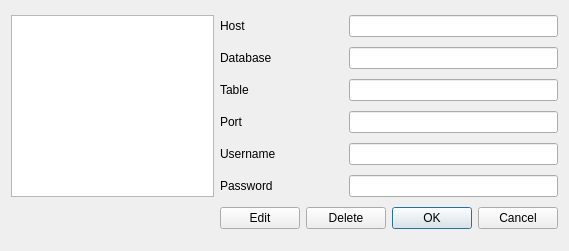
The window that ui/connections.ui (AeroNotix/freepoint) describes before a commit, drawn with Qt 5.
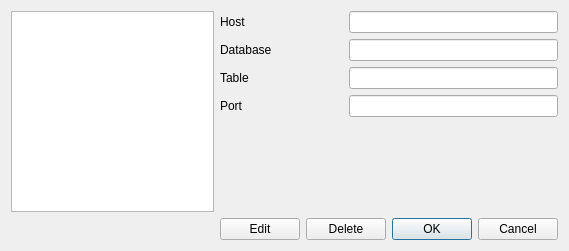
The same window after the commit. Icons and pictures are not drawn.

Commit message: Started work on the ItemDelegate class to parse and use the metadata associated with tables

Diff of the .ui file:
```diff
--- a/ui/connections.ui
+++ b/ui/connections.ui
@@ -18,7 +18,7 @@
     <normaloff>:/address-book-new</normaloff>:/address-book-new</iconset>
   </property>
   <layout class="QGridLayout" name="gridLayout">
-   <item row="0" column="0" rowspan="6">
+   <item row="0" column="0" rowspan="5">
     <widget class="QListWidget" name="listWidget"/>
    </item>
    <item row="0" column="1">
@@ -73,40 +73,14 @@
    <item row="3" column="3" colspan="2">
     <widget class="QLineEdit" name="txt_port"/>
    </item>
-   <item row="4" column="1" colspan="2">
-    <widget class="QLabel" name="label_5">
-     <property name="text">
-      <string>Username</string>
-     </property>
-     <property name="buddy">
-      <cstring>txt_username</cstring>
-     </property>
-    </widget>
-   </item>
-   <item row="4" column="3" colspan="2">
-    <widget class="QLineEdit" name="txt_username"/>
-   </item>
-   <item row="5" column="1" colspan="2">
-    <widget class="QLabel" name="label_6">
-     <property name="text">
-      <string>Password</string>
-     </property>
-     <property name="buddy">
-      <cstring>txt_password</cstring>
-     </property>
-    </widget>
-   </item>
-   <item row="5" column="3" colspan="2">
-    <widget class="QLineEdit" name="txt_password"/>
-   </item>
-   <item row="6" column="2" colspan="2">
+   <item row="5" column="2" colspan="2">
     <widget class="QPushButton" name="btn_deleteRow">
      <property name="text">
       <string>Delete</string>
      </property>
     </widget>
    </item>
-   <item row="6" column="4">
+   <item row="5" column="4">
     <widget class="QDialogButtonBox" name="buttonBox">
      <property name="orientation">
       <enum>Qt::Horizontal</enum>
@@ -116,7 +90,7 @@
      </property>
     </widget>
    </item>
-   <item row="6" column="1">
+   <item row="5" column="1">
     <widget class="QPushButton" name="btn_editRow">
      <property name="text">
       <string>Edit</string>
```
The commit also changes 3 other files.
